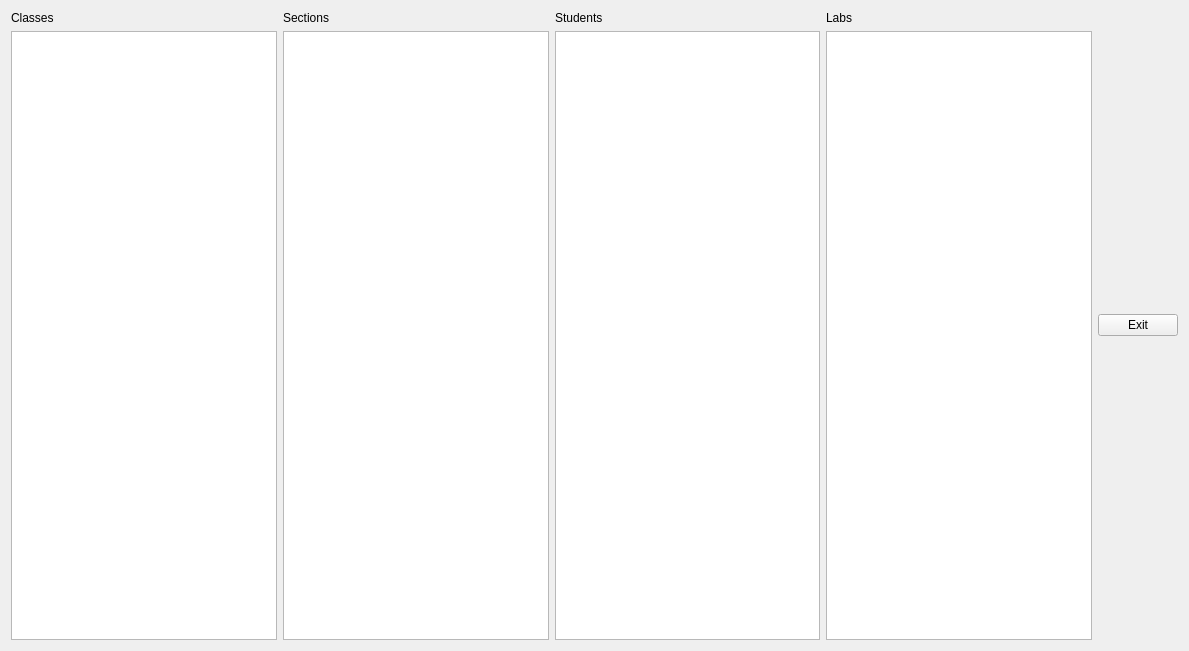
The window that repo_project/selectiongui/selectiongui.ui (tokorealand/CS205) describes before a commit, drawn with Qt 5.
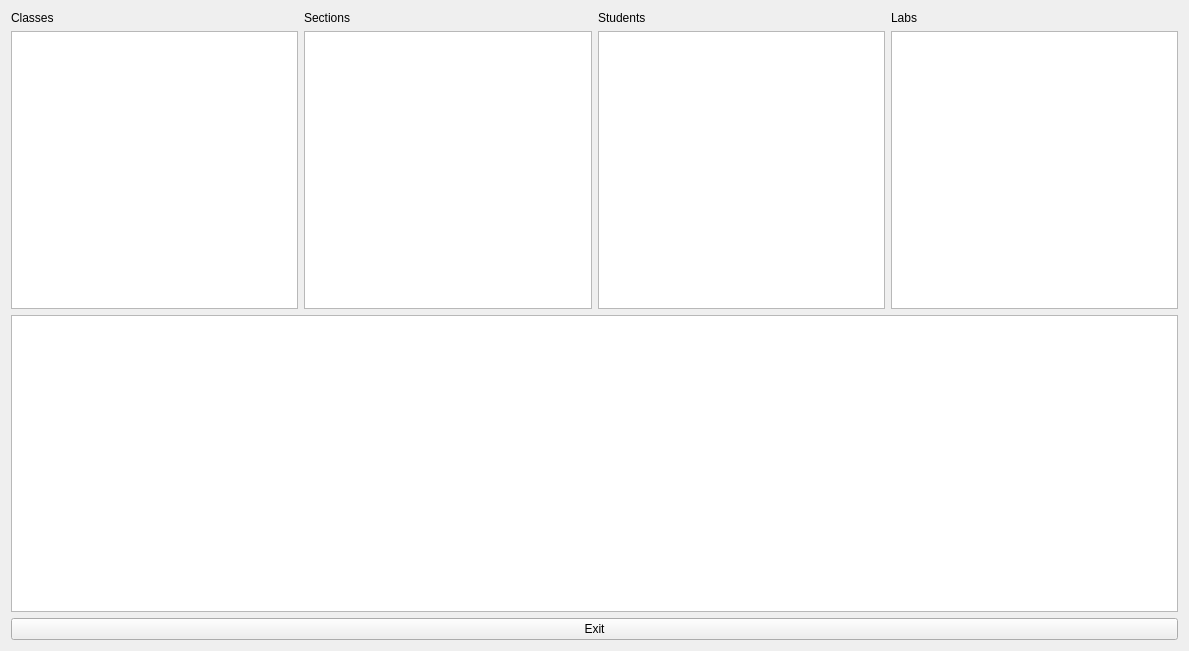
The same window after the commit.

Commit message: Added selectiongui directly to maingui

The edit to the form file:
```diff
--- a/repo_project/selectiongui/selectiongui.ui
+++ b/repo_project/selectiongui/selectiongui.ui
@@ -13,6 +13,8 @@
   <property name="windowTitle">
    <string>selectiongui</string>
   </property>
+  <layout class="QVBoxLayout" name="verticalLayout_2">
+   <item>
   <layout class="QHBoxLayout" name="horizontalLayout">
    <item>
     <layout class="QVBoxLayout" name="verticalLayout">
@@ -69,6 +71,11 @@
       <widget class="QListWidget" name="lablist"/>
      </item>
     </layout>
+     </item>
+    </layout>
+   </item>
+   <item>
+    <widget class="QTextBrowser" name="textBrowser"/>
    </item>
    <item>
     <widget class="QPushButton" name="pushButton">
```
Lines whose indentation alone changed are shown as unchanged. The commit also changes 5 other files.
